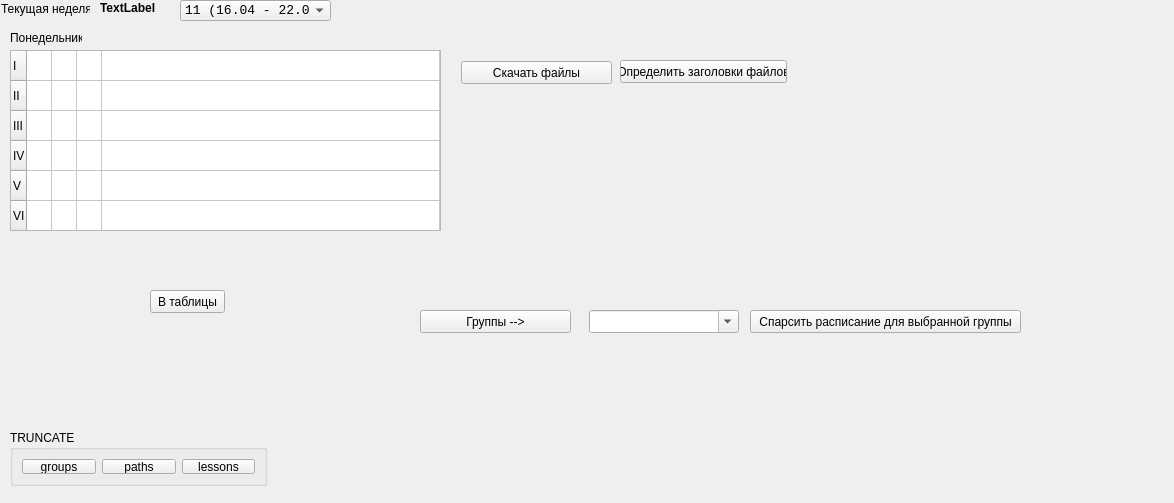
Before: the Qt Designer form mainwindow.ui in chalexyur/shnedule, drawn with Qt 5.
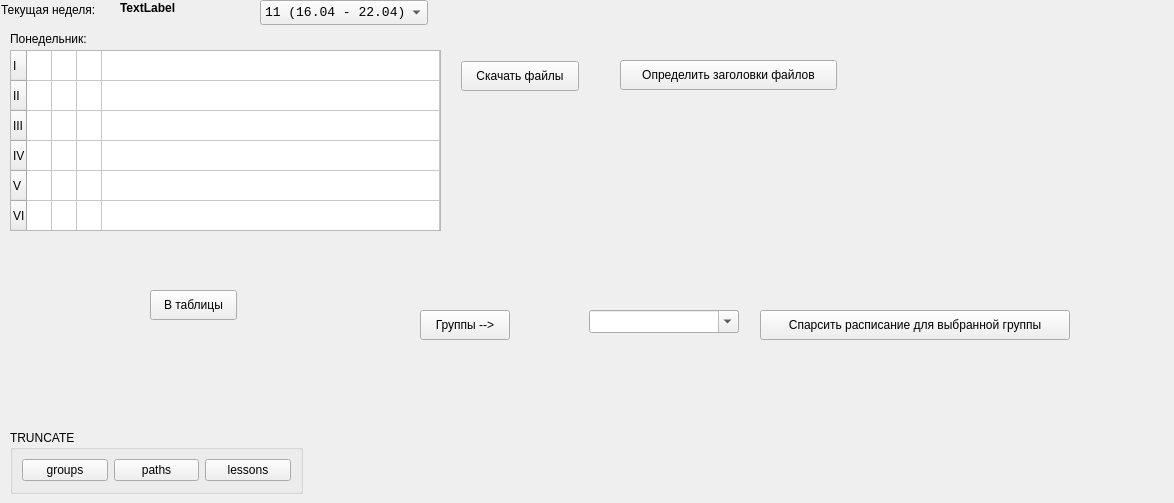
After: the same form once the commit is applied. Icons and pictures are not drawn.

What changed in the file:
```diff
--- a/mainwindow.ui
+++ b/mainwindow.ui
@@ -24,8 +24,8 @@
                     <rect>
                         <x>10</x>
                         <y>30</y>
-                        <width>72</width>
-                        <height>16</height>
+                        <width>90</width>
+                        <height>18</height>
                     </rect>
                 </property>
                 <property name="text">
@@ -143,10 +143,10 @@
             <widget class="QComboBox" name="comboBox">
                 <property name="geometry">
                     <rect>
-                        <x>180</x>
+                        <x>260</x>
                         <y>0</y>
-                        <width>151</width>
-                        <height>21</height>
+                        <width>168</width>
+                        <height>25</height>
                     </rect>
                 </property>
                 <property name="font">
@@ -170,9 +170,9 @@
             <widget class="QLabel" name="weekLabel">
                 <property name="geometry">
                     <rect>
-                        <x>100</x>
+                        <x>120</x>
                         <y>0</y>
-                        <width>56</width>
+                        <width>59</width>
                         <height>16</height>
                     </rect>
                 </property>
@@ -191,8 +191,8 @@
                     <rect>
                         <x>1</x>
                         <y>1</y>
-                        <width>89</width>
-                        <height>16</height>
+                        <width>105</width>
+                        <height>18</height>
                     </rect>
                 </property>
                 <property name="text">
@@ -204,8 +204,8 @@
                     <rect>
                         <x>461</x>
                         <y>61</y>
-                        <width>151</width>
-                        <height>23</height>
+                        <width>118</width>
+                        <height>30</height>
                     </rect>
                 </property>
                 <property name="text">
@@ -217,8 +217,8 @@
                     <rect>
                         <x>420</x>
                         <y>310</y>
-                        <width>151</width>
-                        <height>23</height>
+                        <width>90</width>
+                        <height>30</height>
                     </rect>
                 </property>
                 <property name="text">
@@ -228,10 +228,10 @@
             <widget class="QPushButton" name="parseButton">
                 <property name="geometry">
                     <rect>
-                        <x>750</x>
+                        <x>760</x>
                         <y>310</y>
-                        <width>271</width>
-                        <height>23</height>
+                        <width>310</width>
+                        <height>30</height>
                     </rect>
                 </property>
                 <property name="text">
@@ -243,8 +243,8 @@
                     <rect>
                         <x>150</x>
                         <y>290</y>
-                        <width>75</width>
-                        <height>23</height>
+                        <width>87</width>
+                        <height>30</height>
                     </rect>
                 </property>
                 <property name="text">
@@ -256,8 +256,8 @@
                     <rect>
                         <x>620</x>
                         <y>60</y>
-                        <width>167</width>
-                        <height>23</height>
+                        <width>217</width>
+                        <height>30</height>
                     </rect>
                 </property>
                 <property name="text">
@@ -321,8 +321,8 @@
                     <rect>
                         <x>10</x>
                         <y>430</y>
-                        <width>257</width>
-                        <height>56</height>
+                        <width>293</width>
+                        <height>64</height>
                     </rect>
                 </property>
                 <property name="title">
```
Left out of the diff: 5 changed lines with no effect on the pictures.
